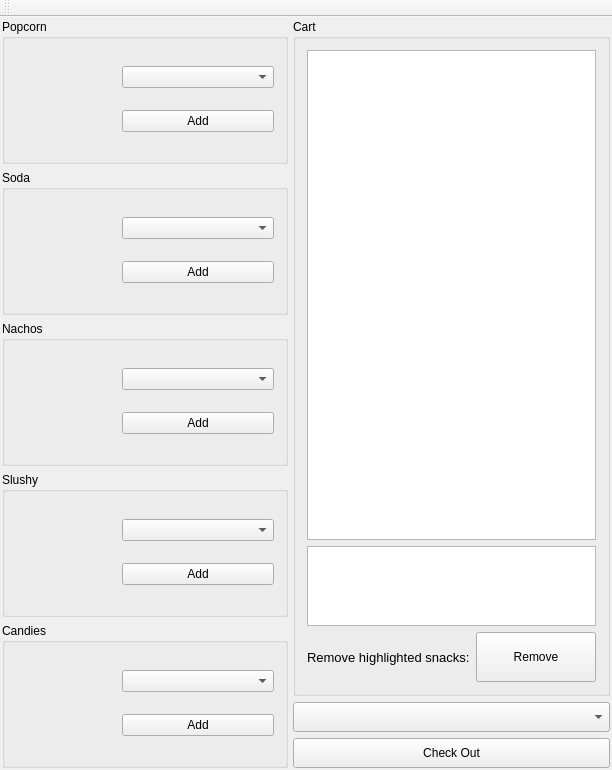
Above: SnackSales.ui from JustKoshi/QTCinemaProject before the change. Below: the same form after it.
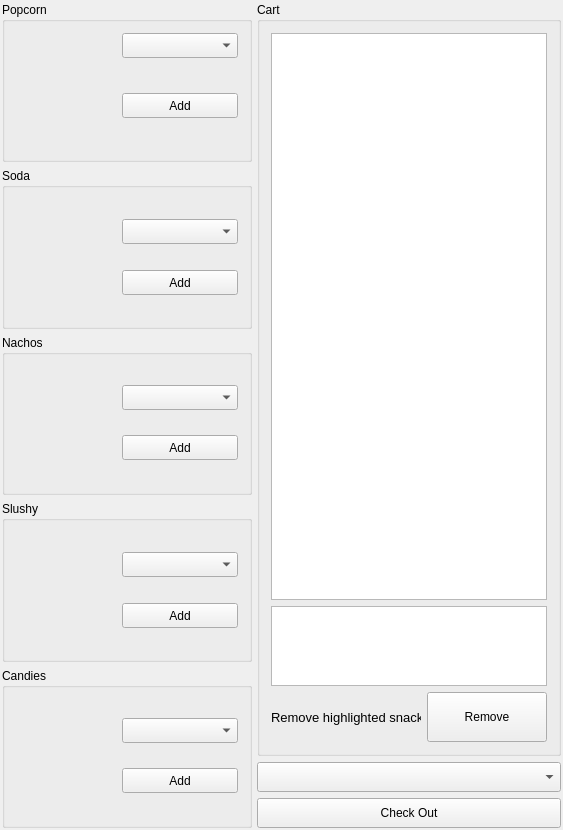
That is the form after the change. Icons and pictures are not drawn.

```diff
--- a/SnackSales.ui
+++ b/SnackSales.ui
@@ -6,10 +6,16 @@
    <rect>
     <x>0</x>
     <y>0</y>
-    <width>612</width>
-    <height>722</height>
+    <width>563</width>
+    <height>830</height>
    </rect>
   </property>
+  <property name="maximumSize">
+   <size>
+    <width>600</width>
+    <height>900</height>
+   </size>
+  </property>
   <property name="windowTitle">
    <string>SnackSales</string>
   </property>
@@ -34,6 +40,18 @@
      <layout class="QVBoxLayout" name="verticalLayout">
       <item>
        <widget class="QGroupBox" name="groupBox_2">
+        <property name="minimumSize">
+         <size>
+          <width>250</width>
+          <height>160</height>
+         </size>
+        </property>
+        <property name="maximumSize">
+         <size>
+          <width>16777215</width>
+          <height>16777215</height>
+         </size>
+        </property>
         <property name="title">
          <string>Popcorn</string>
         </property>
@@ -66,10 +84,35 @@
          <item>
           <layout class="QVBoxLayout" name="verticalLayout_6">
            <item>
-            <widget class="QComboBox" name="comboBox_popcorn"/>
+            <widget class="QComboBox" name="comboBox_popcorn">
+             <property name="minimumSize">
+              <size>
+               <width>100</width>
+               <height>25</height>
+              </size>
+             </property>
+             <property name="maximumSize">
+              <size>
+               <width>150</width>
+               <height>25</height>
+              </size>
+             </property>
+            </widget>
            </item>
-           <item>
+           <item alignment="Qt::AlignVCenter">
             <widget class="QPushButton" name="pushButton_add_popcorn">
+             <property name="minimumSize">
+              <size>
+               <width>100</width>
+               <height>25</height>
+              </size>
+             </property>
+             <property name="maximumSize">
+              <size>
+               <width>150</width>
+               <height>20</height>
+              </size>
+             </property>
              <property name="text">
               <string>Add</string>
              </property>
@@ -82,6 +125,18 @@
       </item>
       <item>
        <widget class="QGroupBox" name="groupBox_3">
+        <property name="minimumSize">
+         <size>
+          <width>250</width>
+          <height>160</height>
+         </size>
+        </property>
+        <property name="maximumSize">
+         <size>
+          <width>16777215</width>
+          <height>16777215</height>
+         </size>
+        </property>
         <property name="title">
          <string>Soda</string>
         </property>
@@ -113,10 +168,35 @@
          <item>
           <layout class="QVBoxLayout" name="verticalLayout_5">
            <item>
-            <widget class="QComboBox" name="comboBox_soda"/>
+            <widget class="QComboBox" name="comboBox_soda">
+             <property name="minimumSize">
+              <size>
+               <width>100</width>
+               <height>25</height>
+              </size>
+             </property>
+             <property name="maximumSize">
+              <size>
+               <width>150</width>
+               <height>25</height>
+              </size>
+             </property>
+            </widget>
            </item>
            <item>
             <widget class="QPushButton" name="pushButton_add_soda">
+             <property name="minimumSize">
+              <size>
+               <width>100</width>
+               <height>20</height>
+              </size>
+             </property>
+             <property name="maximumSize">
+              <size>
+               <width>150</width>
+               <height>25</height>
+              </size>
+             </property>
              <property name="text">
               <string>Add</string>
              </property>
@@ -129,6 +209,18 @@
       </item>
       <item>
        <widget class="QGroupBox" name="groupBox_4">
+        <property name="minimumSize">
+         <size>
+          <width>250</width>
+          <height>160</height>
+         </size>
+        </property>
+        <property name="maximumSize">
+         <size>
+          <width>16777215</width>
+          <height>16777215</height>
+         </size>
+        </property>
         <property name="title">
          <string>Nachos</string>
         </property>
@@ -160,10 +252,35 @@
          <item>
           <layout class="QVBoxLayout" name="verticalLayout_4">
            <item>
-            <widget class="QComboBox" name="comboBox_nachos"/>
+            <widget class="QComboBox" name="comboBox_nachos">
+             <property name="minimumSize">
+              <size>
+               <width>100</width>
+               <height>25</height>
+              </size>
+             </property>
+             <property name="maximumSize">
+              <size>
+               <width>150</width>
+               <height>25</height>
+              </size>
+             </property>
+            </widget>
            </item>
            <item>
             <widget class="QPushButton" name="pushButton_add_nachos">
+             <property name="minimumSize">
+              <size>
+               <width>100</width>
+               <height>25</height>
+              </size>
+             </property>
+             <property name="maximumSize">
+              <size>
+               <width>150</width>
+               <height>25</height>
+              </size>
+             </property>
              <property name="text">
               <string>Add</string>
              </property>
@@ -176,6 +293,18 @@
       </item>
       <item>
        <widget class="QGroupBox" name="groupBox_5">
+        <property name="minimumSize">
+         <size>
+          <width>250</width>
+          <height>160</height>
+         </size>
+        </property>
+        <property name="maximumSize">
+         <size>
+          <width>16777215</width>
+          <height>16777215</height>
+         </size>
+        </property>
         <property name="title">
          <string>Slushy</string>
         </property>
@@ -207,10 +336,35 @@
          <item>
           <layout class="QVBoxLayout" name="verticalLayout_7">
            <item>
-            <widget class="QComboBox" name="comboBox_slushy"/>
+            <widget class="QComboBox" name="comboBox_slushy">
+             <property name="minimumSize">
+              <size>
+               <width>100</width>
+               <height>25</height>
+              </size>
+             </property>
+             <property name="maximumSize">
+              <size>
+               <width>150</width>
+               <height>25</height>
+              </size>
+             </property>
+            </widget>
            </item>
            <item>
             <widget class="QPushButton" name="pushButton_add_slushy">
+             <property name="minimumSize">
+              <size>
+               <width>100</width>
+               <height>25</height>
+              </size>
+             </property>
+             <property name="maximumSize">
+              <size>
+               <width>150</width>
+               <height>25</height>
+              </size>
+             </property>
              <property name="text">
               <string>Add</string>
              </property>
@@ -223,6 +377,18 @@
       </item>
       <item>
        <widget class="QGroupBox" name="groupBox_6">
+        <property name="minimumSize">
+         <size>
+          <width>250</width>
+          <height>160</height>
+         </size>
+        </property>
+        <property name="maximumSize">
+         <size>
+          <width>16777215</width>
+          <height>16777215</height>
+         </size>
+        </property>
         <property name="title">
          <string>Candies</string>
         </property>
@@ -254,10 +420,35 @@
          <item>
           <layout class="QVBoxLayout" name="verticalLayout_8">
            <item>
-            <widget class="QComboBox" name="comboBox_candy"/>
+            <widget class="QComboBox" name="comboBox_candy">
+             <property name="minimumSize">
+              <size>
+               <width>100</width>
+               <height>25</height>
+              </size>
+             </property>
+             <property name="maximumSize">
+              <size>
+               <width>150</width>
+               <height>25</height>
+              </size>
+             </property>
+            </widget>
            </item>
            <item>
             <widget class="QPushButton" name="pushButton_add_candy">
+             <property name="minimumSize">
+              <size>
+               <width>100</width>
+               <height>25</height>
+              </size>
+             </property>
+             <property name="maximumSize">
+              <size>
+               <width>150</width>
+               <height>25</height>
+              </size>
+             </property>
              <property name="text">
               <string>Add</string>
              </property>
@@ -367,14 +558,6 @@
     </item>
    </layout>
   </widget>
-  <widget class="QToolBar" name="mainToolBar">
-   <attribute name="toolBarArea">
-    <enum>TopToolBarArea</enum>
-   </attribute>
-   <attribute name="toolBarBreak">
-    <bool>false</bool>
-   </attribute>
-  </widget>
  </widget>
  <layoutdefault spacing="6" margin="11"/>
  <resources>
```
